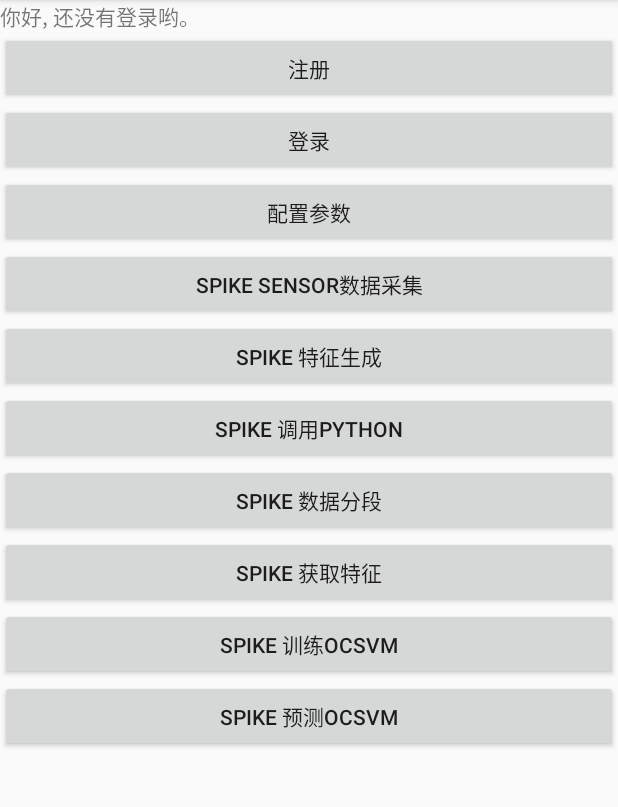
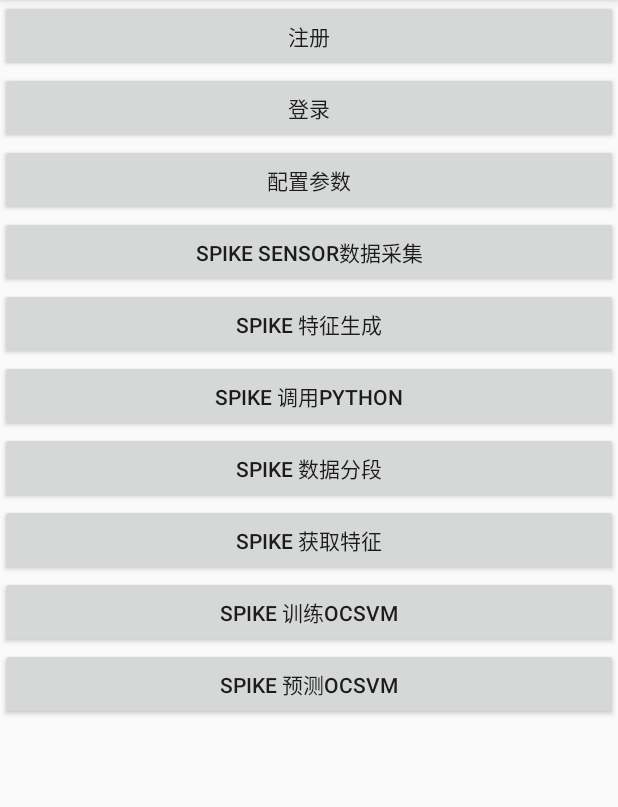
Before and after one commit to jizhangattw/auth-model-demo, an Android app: the screen it shows after launch (MainActivity), on a phone screen of 412 x 824 dp, the part 84-891 px from its top. Run offline under Robolectric (Android 15) with nearby library versions, the phone set to English and light mode, and no system bars.

Commit message:
remove hello message

```diff
--- a/app/src/main/java/com/thoughtworks/data/authmodeldemo/main/view/MainActivity.kt
+++ b/app/src/main/java/com/thoughtworks/data/authmodeldemo/main/view/MainActivity.kt
@@ -22,7 +22,6 @@ class MainActivity : AppCompatActivity() {
         super.onCreate(savedInstanceState)
         setContentView(R.layout.activity_main)
 
-        helloMessageTextView.text = getString(R.string.hello_for_not_log_in)
         setupEvent()
 
         title = getString(R.string.app_name)
--- a/app/src/main/res/layout/activity_main.xml
+++ b/app/src/main/res/layout/activity_main.xml
@@ -5,11 +5,6 @@
     android:layout_height="match_parent"
     android:orientation="vertical"
     tools:context=".main.view.MainActivity">
-
-    <TextView
-        android:id="@+id/helloMessageTextView"
-        android:layout_width="match_parent"
-        android:layout_height="wrap_content" />
 
     <Button
         android:id="@+id/signUpButton"
--- a/app/src/main/res/values/strings.xml
+++ b/app/src/main/res/values/strings.xml
@@ -11,7 +11,6 @@
     <string name="sign_up">注册</string>
     <string name="log_in">登录</string>
     <string name="typing_done">完成注册</string>
-    <string name="hello_for_not_log_in">你好, 还没有登录哟。</string>
     <string name="waiting_for_typing_start">等待输入开始</string>
     <string name="go_on_for_typing">请继续输入，大概进度%d%%</string>
     <string name="please_type_text">请按照上面给出的文字进行输入，直到下面注册按钮可用并提示完成注册。</string>
```
